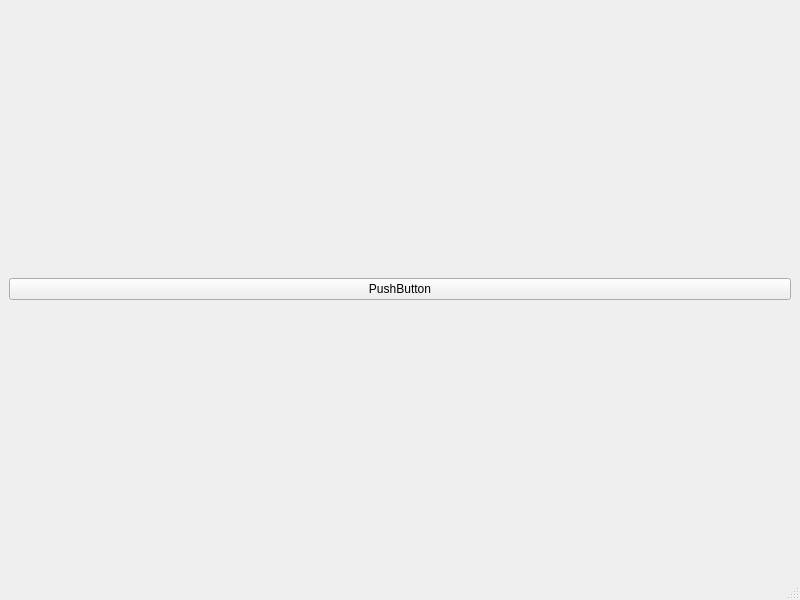
Qt form qss/MainWindow.ui (letMeThinkAboutIt/learnQt) before a commit.
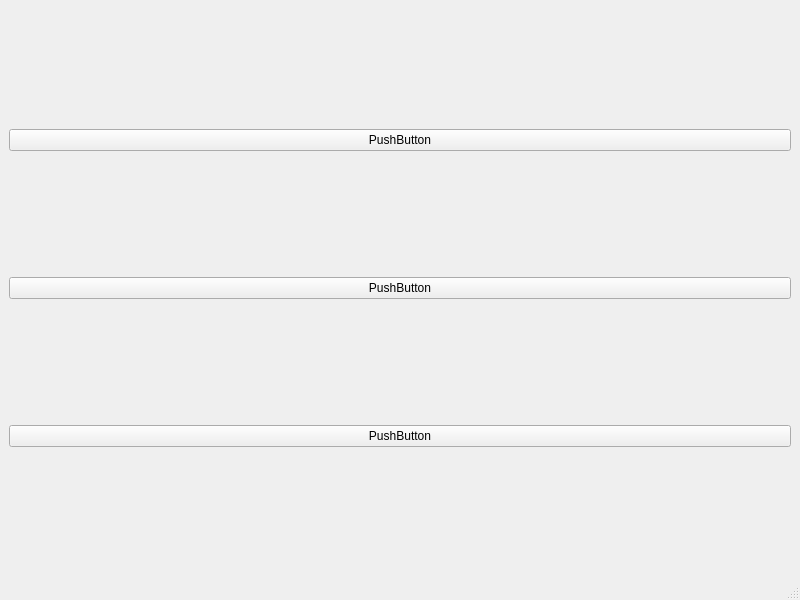
The same form after that commit.

Commit message: RGBA HSVA

Patch:
```diff
--- a/qss/MainWindow.ui
+++ b/qss/MainWindow.ui
@@ -15,13 +15,27 @@
   </property>
   <widget class="QWidget" name="centralwidget">
    <layout class="QGridLayout" name="gridLayout_2">
-    <item row="0" column="0">
+    <item row="1" column="0">
+     <widget class="QPushButton" name="pushButton_2">
+      <property name="text">
+       <string>PushButton</string>
+      </property>
+     </widget>
+    </item>
+    <item row="2" column="0">
      <widget class="QPushButton" name="pushButton">
       <property name="text">
        <string>PushButton</string>
       </property>
      </widget>
     </item>
+    <item row="0" column="0">
+     <widget class="QPushButton" name="pushButton_3">
+      <property name="text">
+       <string>PushButton</string>
+      </property>
+     </widget>
+    </item>
    </layout>
   </widget>
   <widget class="QMenuBar" name="menubar">
```
The commit also changes 1 other file.
